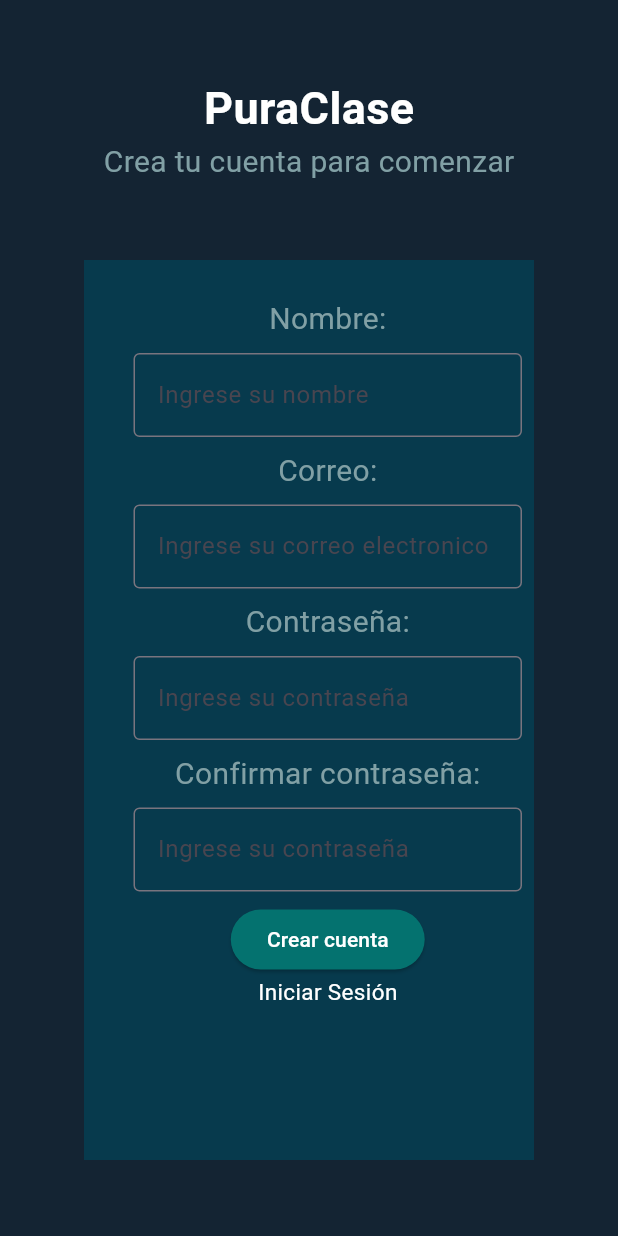
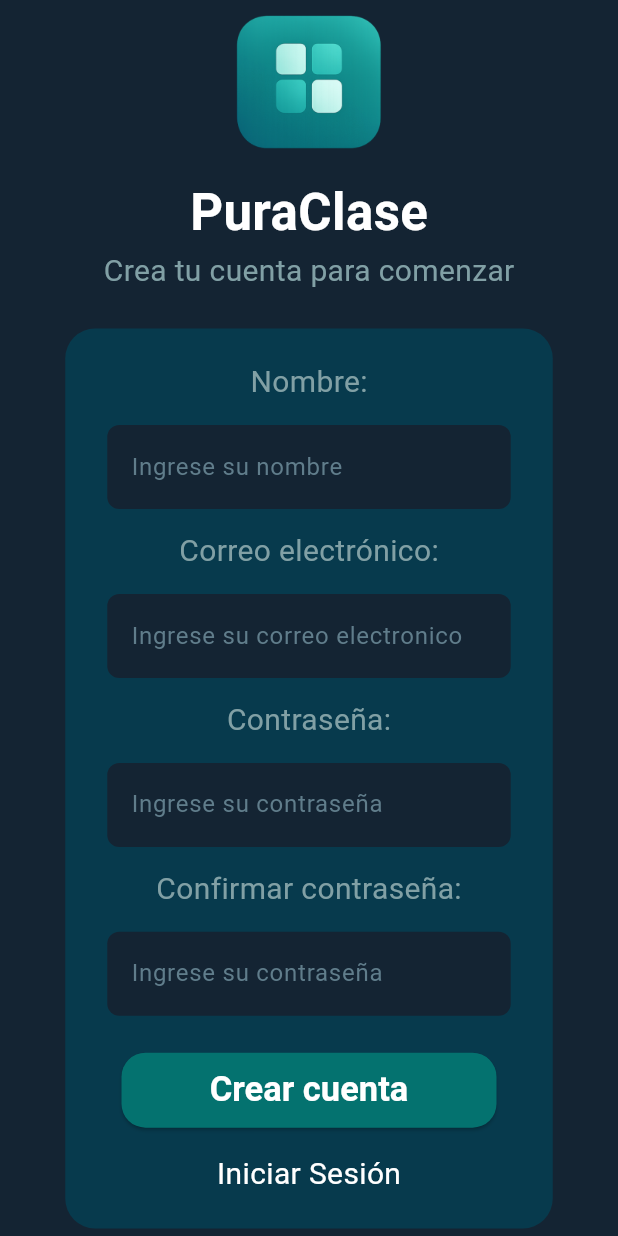
Before and after one commit to DylanOrte/pura_clase, a Flutter app: the screen it shows after launch, on a phone screen of 412 x 824 dp. Run offline on Flutter 3.47's test engine with Material 3 defaults, Android fonts, the light colour scheme and no system bars.

Commit message:
Redesing (inicio de sesion) Rediseno grafico del inicio de sesion

```diff
--- a/lib/componentes/btnCrearCuenta.dart
+++ b/lib/componentes/btnCrearCuenta.dart
@@ -2,7 +2,7 @@ import 'dart:convert';
 import 'package:flutter/material.dart';
 import 'package:http/http.dart' as http;
 import 'package:pura_clase/componentes/toast.dart';
-import 'package:pura_clase/diseños/colores.dart';
+import 'package:pura_clase/assets/colores.dart';
 
 class BtnCrearCuenta extends StatefulWidget {
   final TextEditingController controladorNombre;
@@ -28,8 +28,12 @@ class _BtnCrearCuentaState extends State<BtnCrearCuenta> {
   Widget build(BuildContext context) {
     return ElevatedButton(
       style: ElevatedButton.styleFrom(
+        fixedSize: Size(250, 50),
+        shape: RoundedRectangleBorder(borderRadius: BorderRadiusGeometry.circular(16)),
+        textStyle: TextStyle(fontSize: 23, fontWeight: FontWeight(700)),
         backgroundColor: Colores.secundario,
         foregroundColor: Colors.white,
+
       ),
       onPressed: () {
         if (botonPrecionado == false) {
@@ -59,7 +63,7 @@ class _BtnCrearCuentaState extends State<BtnCrearCuenta> {
   }
 
   void crearUsuarioAPI() async {
-    String url = "http://www.pura-clase-api.infinityfree.me/htdocs/";
+    String url = "https://api-pura-clase.onrender.com/api/api.php";
 
     final Map<String, String> body = {
       "nombre": widget.controladorNombre.text,
--- a/lib/componentes/btn_IniciarSesion.dart
+++ b/lib/componentes/btn_IniciarSesion.dart
@@ -30,12 +30,13 @@ class _BtnIniciarsesionState extends State<BtnIniciarsesion> {
     return GestureDetector(
       onTap: () {
         if (botonPrecionado == false) {
+          botonPrecionado = true;
           funcionBoton();
         }
       },
       child: Text(
         "Iniciar Sesión",
-        style: TextStyle(fontSize: 15, color: Colors.white),
+        style: TextStyle(fontSize: 20, color: Colors.white),
       ),
     );
   }
--- a/lib/componentes/entradaDeTexto_IS.dart
+++ b/lib/componentes/entradaDeTexto_IS.dart
@@ -1,5 +1,5 @@
 import 'package:flutter/material.dart';
-
+import 'package:pura_clase/assets/colores.dart';
 class EntradaDeTextoIs extends StatefulWidget {
   final String pista;
   final TextEditingController controlador;
@@ -17,9 +17,17 @@ class _EntradaDeTextoIsState extends State<EntradaDeTextoIs> {
       child: TextField(
         obscureText: widget.contrasena,
         controller: widget.controlador,
+        cursorColor: Colores.textos2,
+        style: TextStyle(color: Colores.textos2),
         decoration: InputDecoration(
+          hintStyle: TextStyle(color: Colores.textos2),
+          filled: true,
+          fillColor: Colores.fondo,
           hintText: widget.pista,
-          border: OutlineInputBorder(),
+          border: OutlineInputBorder(
+            borderSide: BorderSide.none,
+            borderRadius: BorderRadius.circular(8),
+          ),
         ),
       ),
     );
--- a/lib/componentes/llave.dart
+++ b/lib/componentes/llave.dart
@@ -1,5 +1,5 @@
 import 'package:flutter/material.dart';
-import 'package:pura_clase/diseños/colores.dart';
+import 'package:pura_clase/assets/colores.dart';
 
 class Llave extends StatefulWidget {
   final String numLlave;
--- a/lib/componentes/texto_IS.dart
+++ b/lib/componentes/texto_IS.dart
@@ -1,5 +1,5 @@
 import 'package:flutter/material.dart';
-import 'package:pura_clase/diseños/colores.dart';
+import 'package:pura_clase/assets/colores.dart';
 class Texto_Is extends StatefulWidget {
   String texto = "Texto";
   Texto_Is({super.key, required this.texto});
--- a/lib/main.dart
+++ b/lib/main.dart
@@ -1,6 +1,6 @@
 import 'package:flutter/material.dart';
 import 'package:pura_clase/pantallas/inicio_sesion.dart';
-import 'package:pura_clase/diseños/colores.dart';
+import 'package:pura_clase/assets/colores.dart';
 import 'package:pura_clase/pantallas/principal.dart';
 void main() {
   runApp(const MainApp());
--- a/lib/pantallas/inicio_sesion.dart
+++ b/lib/pantallas/inicio_sesion.dart
@@ -1,7 +1,7 @@
 import 'package:pura_clase/componentes/btnCrearCuenta.dart';
 import 'package:pura_clase/componentes/entradaDeTexto_IS.dart';
 import 'package:pura_clase/componentes/texto_IS.dart';
-import 'package:pura_clase/diseños/colores.dart';
+import 'package:pura_clase/assets/colores.dart';
 import 'package:flutter/material.dart';
 import 'package:pura_clase/componentes/btn_IniciarSesion.dart';
 class InicioSesion extends StatefulWidget {
@@ -28,10 +28,15 @@ class _InicioSesionState extends State<InicioSesion> {
         crossAxisAlignment: CrossAxisAlignment.center,
         children: [
           Spacer(),
+          Image.asset(
+            "lib/assets/imagenes/logoApp.png",
+            height: 100,
+          ),
+          const SizedBox(height: 12),
           Text(
             "PuraClase",
             style: TextStyle(
-              fontSize: 30,
+              fontSize: 34,
               color: Colors.white,
               fontWeight: FontWeight.bold,
             ),
@@ -40,25 +45,30 @@ class _InicioSesionState extends State<InicioSesion> {
             "Crea tu cuenta para comenzar",
             style: TextStyle(fontSize: 20, color: Colores.textos),
           ),
-          Spacer(),
+          const SizedBox(height: 24),
           Container(
             height: 600,
-            width: 300,
-            color: Colores.primario,
+            width: 325,
+            decoration: BoxDecoration(borderRadius: BorderRadius.circular(20), color: Colores.primario,),
             child: Padding(
-              padding: const EdgeInsets.only(top: 25, left: 25),
+              padding: const EdgeInsets.symmetric(horizontal: 20),
               child: Column(
+                mainAxisAlignment: MainAxisAlignment.spaceEvenly,
                 children: [
+                  SizedBox(height: 10),
                   Texto_Is(texto: "Nombre:"),
                   EntradaDeTextoIs(pista: "Ingrese su nombre", controlador: controladorNombre, contrasena: false),
-                  Texto_Is(texto: "Correo:"),
+                  Texto_Is(texto: "Correo electrónico:"),
                   EntradaDeTextoIs(pista: "Ingrese su correo electronico", controlador: controladorCorreo, contrasena: false),
                   Texto_Is(texto: "Contraseña:"),
                   EntradaDeTextoIs(pista: "Ingrese su contraseña", controlador: controladorContrasena, contrasena: true),
                   Texto_Is(texto: "Confirmar contraseña:"),
                   EntradaDeTextoIs(pista: "Ingrese su contraseña", controlador: controladorConfirmarContrasena, contrasena: true),
+                  SizedBox(height: 5),
                   BtnCrearCuenta(controladorNombre: controladorNombre, controladorCorreo: controladorCorreo, controladorContrasena: controladorContrasena, controladorConfirmarContrasena: controladorConfirmarContrasena),
-                  BtnIniciarsesion(controladorNombre: controladorNombre, controladorCorreo: controladorCorreo, controladorContrasena: controladorContrasena, controladorConfirmarContrasena: controladorConfirmarContrasena)
+                  SizedBox(height: 5),
+                  BtnIniciarsesion(controladorNombre: controladorNombre, controladorCorreo: controladorCorreo, controladorContrasena: controladorContrasena, controladorConfirmarContrasena: controladorConfirmarContrasena),
+                  SizedBox(height: 10),
                 ],
               ),
             ),
--- a/lib/pantallas/principal.dart
+++ b/lib/pantallas/principal.dart
@@ -1,6 +1,6 @@
 import 'package:flutter/material.dart';
 import 'package:pura_clase/componentes/llave.dart';
-import 'package:pura_clase/diseños/colores.dart';
+import 'package:pura_clase/assets/colores.dart';
 
 class Principal extends StatefulWidget {
   const Principal({super.key});
--- a/pubspec.yaml
+++ b/pubspec.yaml
@@ -18,3 +18,5 @@ dev_dependencies:
 
 flutter:
   uses-material-design: true
+  assets:
+    - lib/assets/imagenes/
```
Also changed, not shown: lib/assets/colores.dart (renamed from lib/diseños/colores.dart), lib/assets/imagenes/logoApp.png (added), lib/assets/imagenes/logoApp2.png (added), lib/assets/imagenes/logoApp3.png (added), lib/assets/imagenes/logoApp4.png (added).
